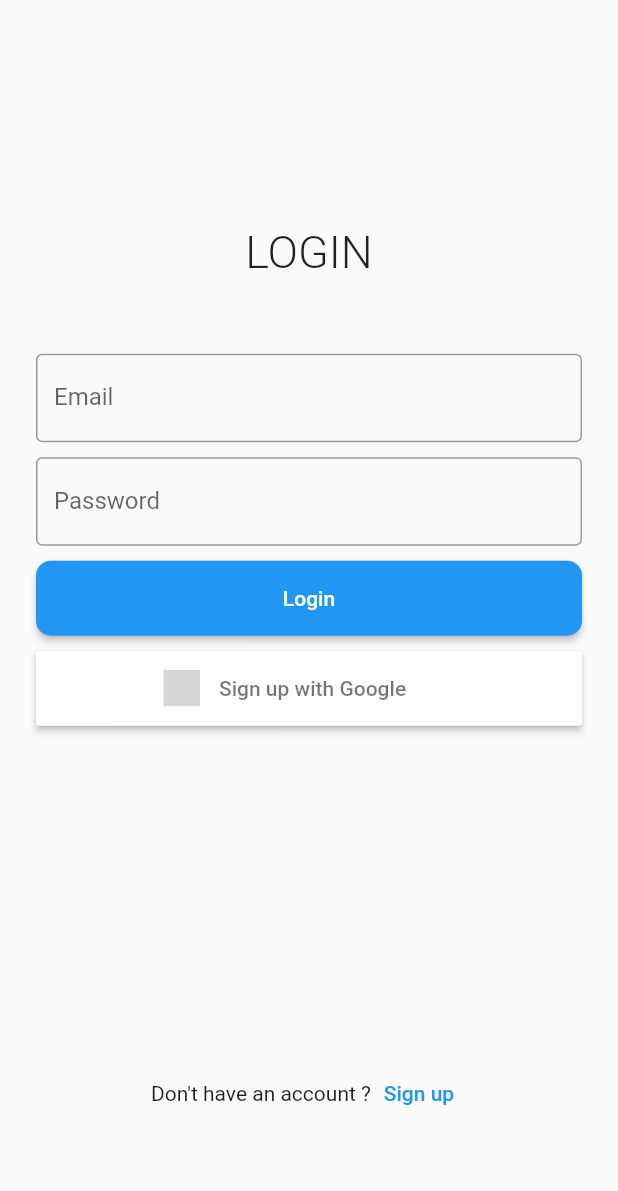
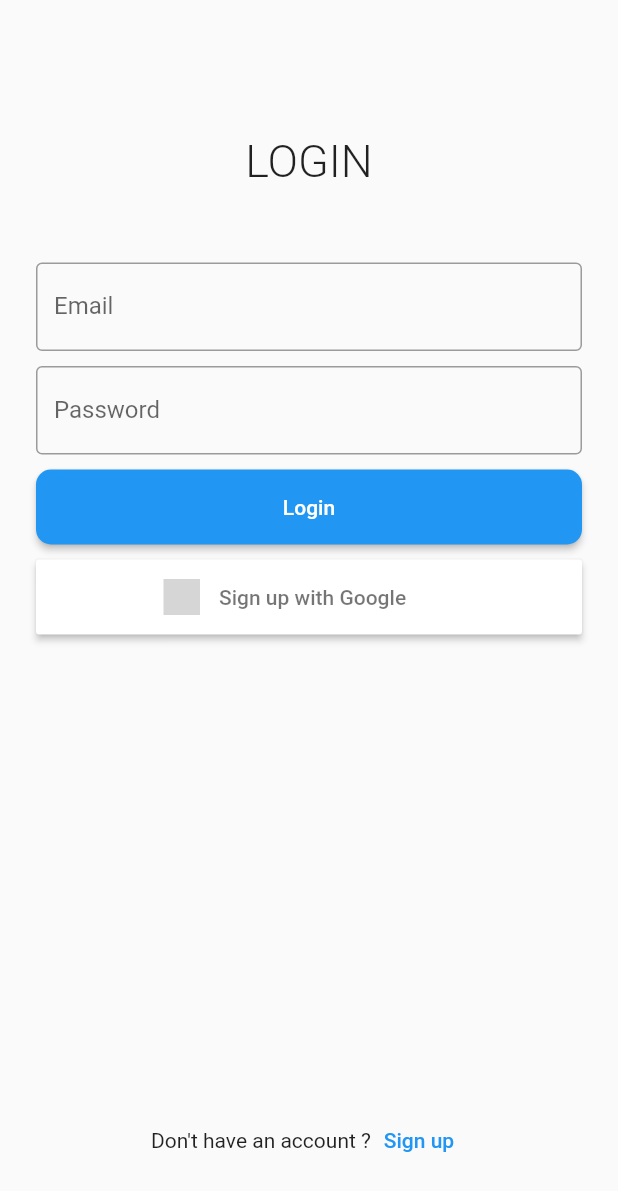
Before and after one commit to envisse/flutter_firebase_auth, a Flutter app: the LoginPage screen opened directly, on a phone screen of 412 x 824 dp. Shown: the top 1191 px of the screen. Run offline on Flutter 3.47's test engine with Material 2 defaults, Android fonts, the phone set to English and light mode, and no system bars; our stand-ins replace email_validator, firebase_auth, firebase_core, flutter_easyloading, flutter_signin_button, google_sign_in; accounts and stored records are empty; grey boxes are pictures that could not be loaded.

Commit message:
Update page_authentication.dart

```diff
--- a/lib/page/page_authentication.dart
+++ b/lib/page/page_authentication.dart
@@ -26,15 +26,16 @@ class LoginPage extends StatelessWidget {
   @override
   Widget build(BuildContext context) {
     return Scaffold(
-      body: SingleChildScrollView(
-        child: Container(
-          height: MediaQuery.of(context).size.height,
+      body: Container(
         margin: EdgeInsets.symmetric(horizontal: 24, vertical: 40),
         child: Column(
-            mainAxisAlignment: MainAxisAlignment.spaceAround,
+          mainAxisAlignment: MainAxisAlignment.spaceBetween,
           children: [
             Column(
               children: [
+                SizedBox(
+                  height: 50,
+                ),
                 Text(
                   'LOGIN',
                   style: TextStyle(fontSize: 30, fontWeight: FontWeight.w300),
@@ -60,8 +61,7 @@ class LoginPage extends StatelessWidget {
                             }
                           },
                           decoration: InputDecoration(
-                                labelText: 'Email',
-                                border: OutlineInputBorder()),
+                              labelText: 'Email', border: OutlineInputBorder()),
                         ),
                         SizedBox(
                           height: 10,
@@ -136,7 +136,6 @@ class LoginPage extends StatelessWidget {
               ],
             )
           ],
-          ),
         ),
       ),
     );
```
Lines whose indentation alone changed are shown as unchanged.
